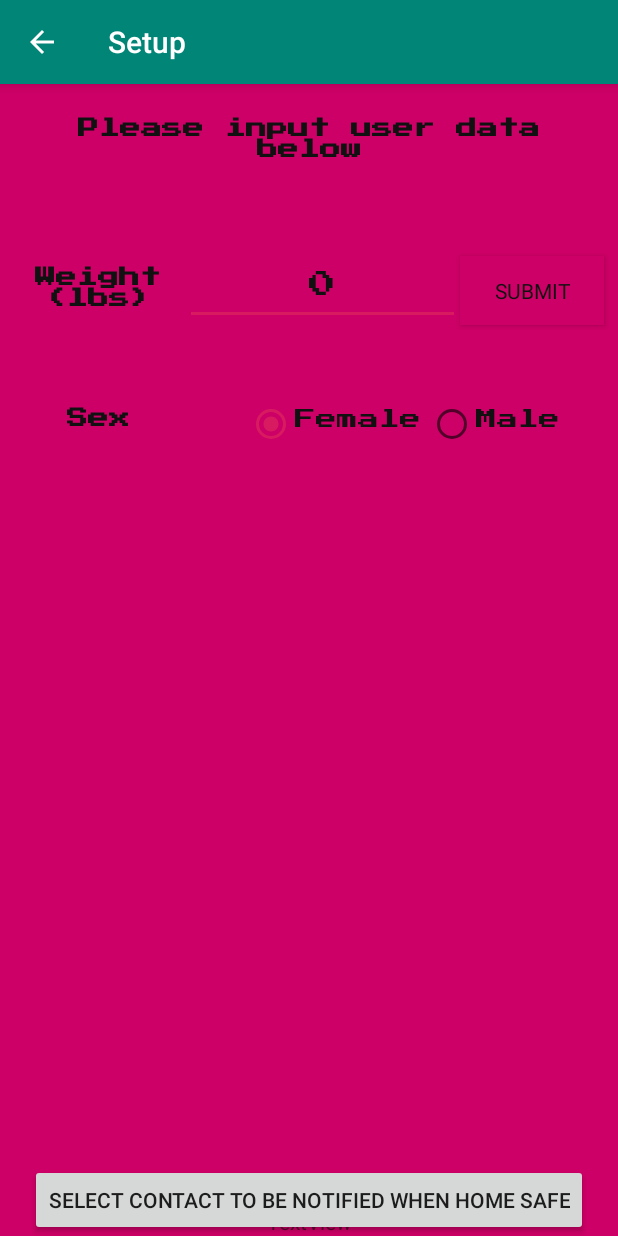
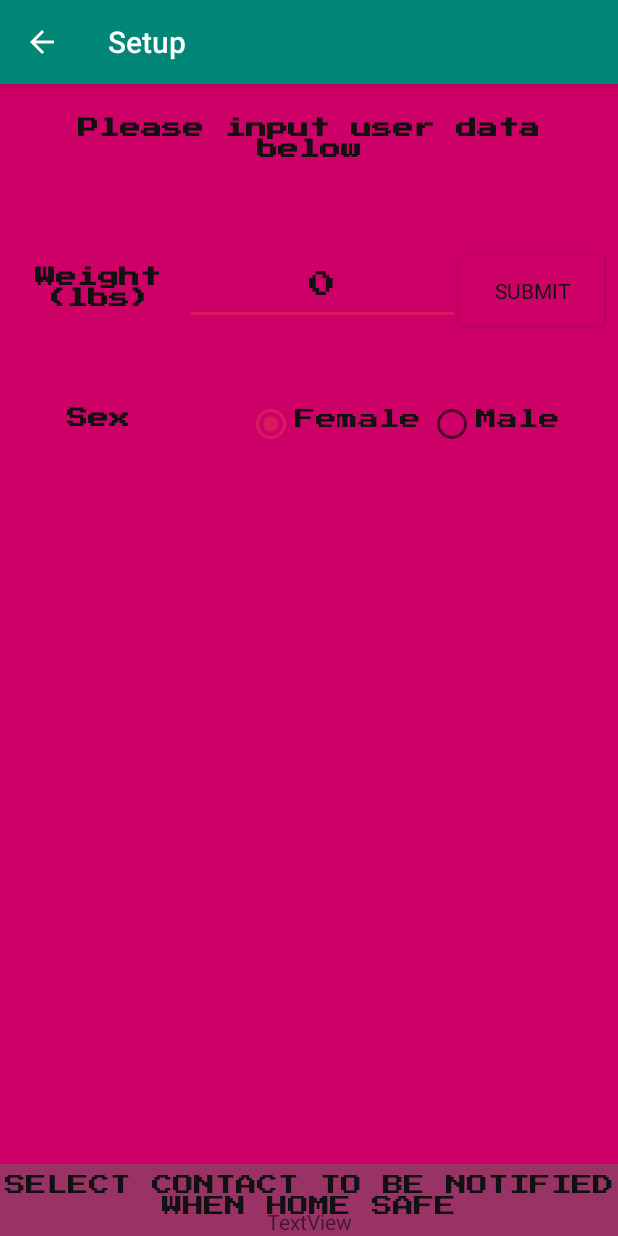
Before and after one commit to bengw99/PartyPal2, an Android app: the Setup screen opened directly, with no data from a screen before it, on a phone screen of 412 x 824 dp. Run offline under Robolectric (Android 15) with nearby library versions, the phone set to English and light mode, and no system bars; Roboto replaces fonts that are not available here.

```diff
--- a/app/src/main/res/layout/activity_setup.xml
+++ b/app/src/main/res/layout/activity_setup.xml
@@ -24,13 +24,6 @@
         android:id="@+id/include"
         layout="@layout/content_setup" />
 
-    <Button
-        android:id="@+id/addcontactbutton"
-        android:layout_width="wrap_content"
-        android:layout_height="wrap_content"
-        android:text="Select Contact to be Notified When Home Safe"
-        app:layout_anchor="@+id/include"
-        app:layout_anchorGravity="bottom|center" />
 
     <TextView
         android:id="@+id/contactnumber"
--- a/app/src/main/res/layout/content_setup.xml
+++ b/app/src/main/res/layout/content_setup.xml
@@ -141,4 +141,23 @@
 
     </RadioGroup>
 
+    <Button
+        android:id="@+id/addcontactbutton"
+        android:layout_width="wrap_content"
+        android:layout_height="wrap_content"
+        android:background="#993366"
+        android:fontFamily="@font/press_start_2p"
+        android:text="Select Contact to be Notified When Home Safe"
+        android:textColor="#111111"
+        app:layout_anchor="@+id/include"
+        app:layout_anchorGravity="bottom|center"
+        app:layout_constraintBottom_toBottomOf="parent"
+        app:layout_constraintEnd_toEndOf="parent"
+        app:layout_constraintHorizontal_bias="0.0"
+        app:layout_constraintLeft_toLeftOf="parent"
+        app:layout_constraintRight_toRightOf="parent"
+        app:layout_constraintStart_toStartOf="parent"
+        app:layout_constraintTop_toTopOf="parent"
+        app:layout_constraintVertical_bias="1.0" />
+
 </android.support.constraint.ConstraintLayout>
```
